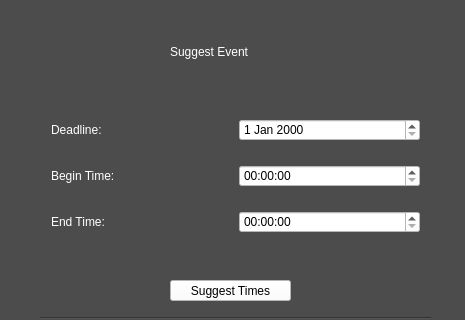
This is suggest_user_event.ui in allenh1/timefuse-client as Qt 5 draws it before an edit; both pictures show x 0 to 465 and y 0 to 320 of the 465 by 565 pixel window. The edited form follows.
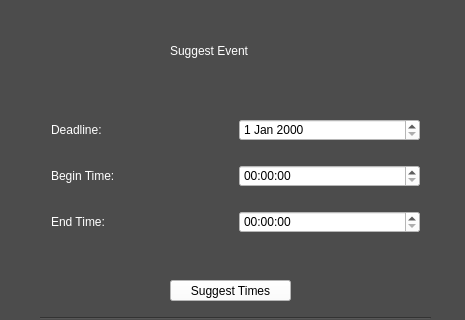
This is the edited form.

```diff
--- a/suggest_user_event.ui
+++ b/suggest_user_event.ui
@@ -115,8 +115,8 @@
    <property name="geometry">
     <rect>
      <x>170</x>
-     <y>21</y>
-     <width>191</width>
+     <y>20</y>
+     <width>221</width>
      <height>61</height>
     </rect>
    </property>
```
